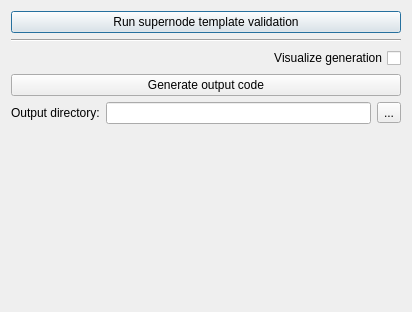
This is code/qttoolkit/nody/shady/ui/validation.ui in gscept/nebula-trifid as Qt 5 draws it before an edit. The edited form follows.
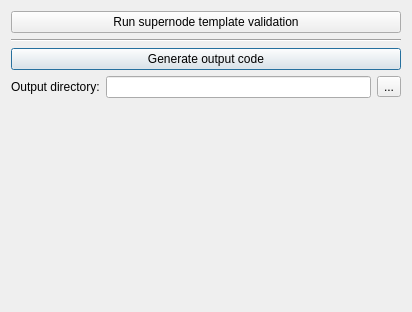
This is the edited form.

Patch:
```diff
--- a/code/qttoolkit/nody/shady/ui/validation.ui
+++ b/code/qttoolkit/nody/shady/ui/validation.ui
@@ -14,14 +14,24 @@
    <string>Validation</string>
   </property>
   <layout class="QGridLayout" name="gridLayout">
-   <item row="0" column="0" colspan="3">
-    <widget class="QPushButton" name="runValidation">
+   <item row="3" column="1">
+    <widget class="QLineEdit" name="outputPath"/>
+   </item>
+   <item row="2" column="0" colspan="3">
+    <widget class="QPushButton" name="generateCode">
      <property name="text">
-      <string>Run supernode template validation</string>
+      <string>Generate output code</string>
      </property>
     </widget>
    </item>
-   <item row="5" column="0" colspan="3">
+   <item row="3" column="2">
+    <widget class="QToolButton" name="browseOutput">
+     <property name="text">
+      <string>...</string>
+     </property>
+    </widget>
+   </item>
+   <item row="4" column="0" colspan="3">
     <spacer name="verticalSpacer">
      <property name="orientation">
       <enum>Qt::Vertical</enum>
@@ -34,20 +44,10 @@
      </property>
     </spacer>
    </item>
-   <item row="3" column="0" colspan="3">
-    <widget class="QPushButton" name="generateCode">
+   <item row="0" column="0" colspan="3">
+    <widget class="QPushButton" name="runValidation">
      <property name="text">
-      <string>Generate output code</string>
-     </property>
-    </widget>
-   </item>
-   <item row="4" column="1">
-    <widget class="QLineEdit" name="outputPath"/>
-   </item>
-   <item row="4" column="2">
-    <widget class="QToolButton" name="browseOutput">
-     <property name="text">
-      <string>...</string>
+      <string>Run supernode template validation</string>
      </property>
     </widget>
    </item>
@@ -58,26 +58,13 @@
      </property>
     </widget>
    </item>
-   <item row="4" column="0">
+   <item row="3" column="0">
     <widget class="QLabel" name="label">
      <property name="text">
       <string>Output directory:</string>
      </property>
     </widget>
    </item>
-   <item row="2" column="0" colspan="3">
-    <widget class="QCheckBox" name="visualize">
-     <property name="toolTip">
-      <string>Debug visualizes the code generation process.</string>
-     </property>
-     <property name="layoutDirection">
-      <enum>Qt::RightToLeft</enum>
-     </property>
-     <property name="text">
-      <string>Visualize generation</string>
-     </property>
-    </widget>
-   </item>
   </layout>
  </widget>
  <resources/>
```
